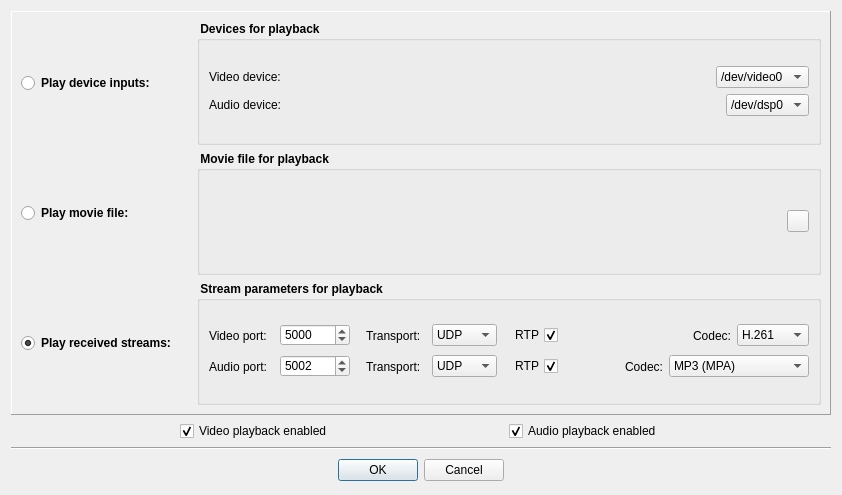
Above: Homer/forms/Dialogs/OpenVideoAudioPreviewDialog.ui from Homer-Conferencing/Homer-Conferencing before the change. Below: the same form after it.
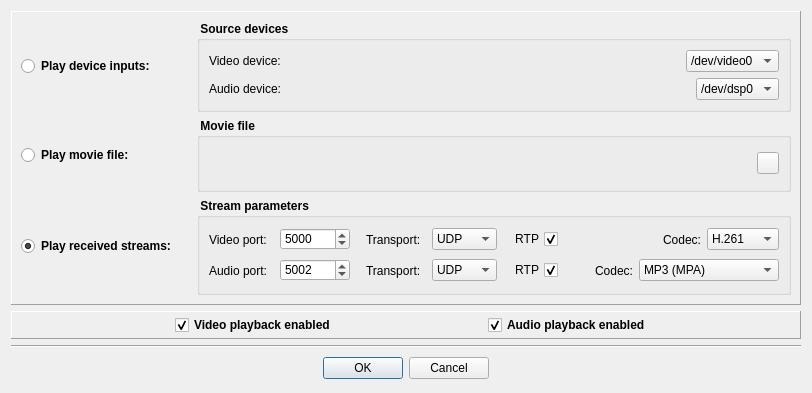
That is the form after the change. Icons and pictures are not drawn.

```diff
--- a/Homer/forms/Dialogs/OpenVideoAudioPreviewDialog.ui
+++ b/Homer/forms/Dialogs/OpenVideoAudioPreviewDialog.ui
@@ -6,8 +6,8 @@
    <rect>
     <x>0</x>
     <y>0</y>
-    <width>842</width>
-    <height>495</height>
+    <width>812</width>
+    <height>393</height>
    </rect>
   </property>
   <property name="sizePolicy">
@@ -16,18 +16,6 @@
     <verstretch>0</verstretch>
    </sizepolicy>
   </property>
-  <property name="minimumSize">
-   <size>
-    <width>0</width>
-    <height>0</height>
-   </size>
-  </property>
-  <property name="maximumSize">
-   <size>
-    <width>88888</width>
-    <height>88888</height>
-   </size>
-  </property>
   <property name="windowTitle">
    <string>Open video/audio preview</string>
   </property>
@@ -38,7 +26,7 @@
   <property name="sizeGripEnabled">
    <bool>false</bool>
   </property>
-  <layout class="QVBoxLayout" name="verticalLayout_2">
+  <layout class="QVBoxLayout" name="verticalLayout_2" stretch="1,0,0,0">
    <item>
     <widget class="QFrame" name="frame">
      <property name="frameShape">
@@ -87,7 +75,7 @@
            </font>
           </property>
           <property name="title">
-           <string> Devices for playback </string>
+           <string> Source devices </string>
           </property>
           <layout class="QGridLayout" name="gridLayout">
            <item row="0" column="0">
@@ -249,7 +237,7 @@
            </font>
           </property>
           <property name="title">
-           <string> Movie file for playback </string>
+           <string> Movie file </string>
           </property>
           <layout class="QGridLayout" name="gridLayout_2">
            <item row="0" column="0">
@@ -348,7 +336,7 @@
            </font>
           </property>
           <property name="title">
-           <string> Stream parameters for playback </string>
+           <string> Stream parameters </string>
           </property>
           <layout class="QGridLayout" name="gridLayout_3">
            <item row="0" column="0">
@@ -930,6 +918,18 @@
     </widget>
    </item>
    <item>
+    <widget class="QFrame" name="frame_2">
+     <property name="frameShape">
+      <enum>QFrame::Panel</enum>
+     </property>
+     <property name="frameShadow">
+      <enum>QFrame::Raised</enum>
+     </property>
+     <layout class="QVBoxLayout" name="verticalLayout_5">
+      <property name="margin">
+       <number>3</number>
+      </property>
+      <item>
     <layout class="QHBoxLayout" name="horizontalLayout_5">
      <item>
       <spacer name="horizontalSpacer_8">
@@ -946,6 +946,12 @@
      </item>
      <item>
       <widget class="QCheckBox" name="mCbVideoEnabled">
+          <property name="font">
+           <font>
+            <weight>75</weight>
+            <bold>true</bold>
+           </font>
+          </property>
        <property name="text">
         <string>Video playback enabled</string>
        </property>
@@ -969,6 +975,12 @@
      </item>
      <item>
       <widget class="QCheckBox" name="mCbAudioEnabled">
+          <property name="font">
+           <font>
+            <weight>75</weight>
+            <bold>true</bold>
+           </font>
+          </property>
        <property name="text">
         <string>Audio playback enabled</string>
        </property>
@@ -992,6 +1004,9 @@
      </item>
     </layout>
    </item>
+     </layout>
+    </widget>
+   </item>
    <item>
     <widget class="Line" name="line">
      <property name="orientation">
```
Left out of the diff: 8 changed lines with no effect on the pictures. Lines whose indentation alone changed are shown as unchanged.
